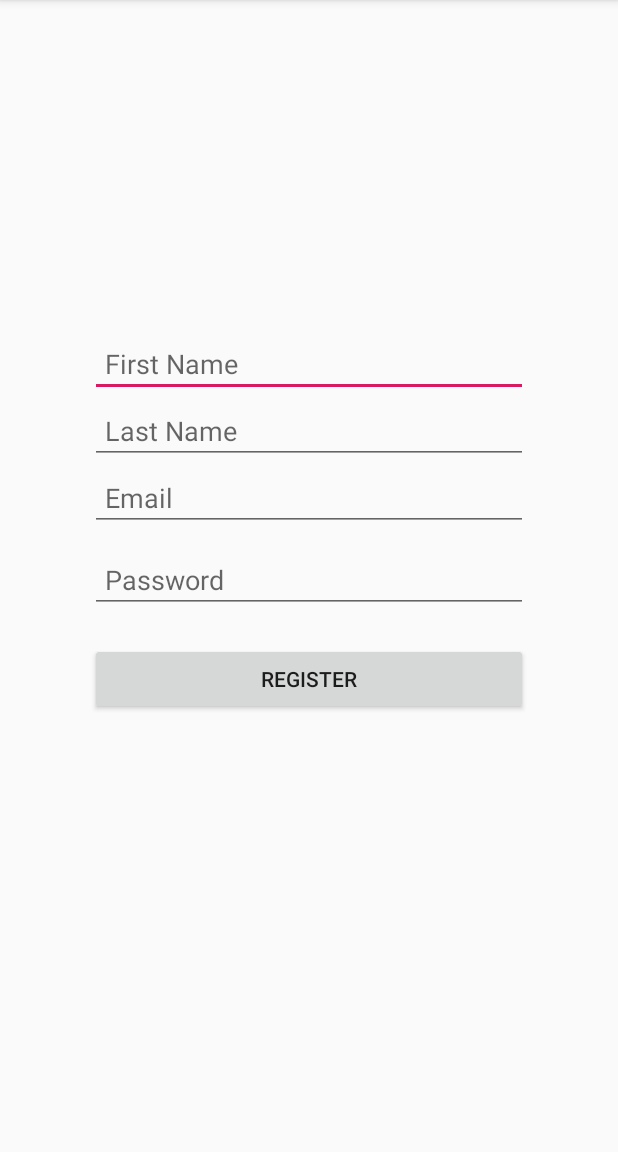
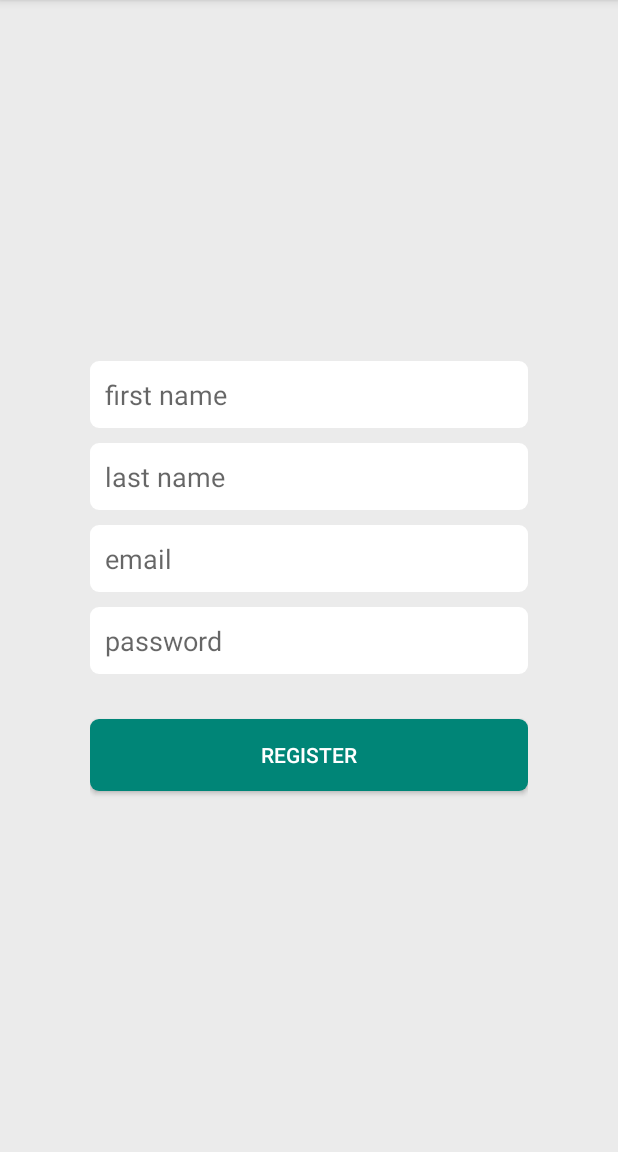
Before and after one commit to pgajbhiye/OrderManagement, an Android app: the screen it shows after launch (MainActivity), on a phone screen of 412 x 824 dp, the part 84-1236 px from its top. Run offline under Robolectric (Android 15) with nearby library versions, the phone set to English and light mode, and no system bars.

Commit message:
minor ui changes

```diff
--- a/app/src/main/res/layout/registration_screen.xml
+++ b/app/src/main/res/layout/registration_screen.xml
@@ -1,22 +1,28 @@
 <?xml version="1.0" encoding="utf-8"?>
 <LinearLayout xmlns:android="http://schemas.android.com/apk/res/android"
-    xmlns:app="http://schemas.android.com/apk/res-auto"
     xmlns:tools="http://schemas.android.com/tools"
     android:layout_width="match_parent"
     android:layout_height="match_parent"
+    android:background="@color/grey"
     android:orientation="vertical"
     android:paddingLeft="60dp"
     android:paddingRight="60dp"
     tools:context=".ui.MainActivity">
 
+    <LinearLayout
+        android:layout_width="match_parent"
+        android:layout_height="match_parent"
+        android:layout_gravity="center_vertical"
+        android:gravity="center_vertical"
+        android:orientation="vertical">
 
         <EditText
             android:id="@+id/firstName"
             android:layout_width="match_parent"
             android:layout_height="wrap_content"
-        android:layout_marginTop="220dp"
+            android:background="@drawable/round_rect"
             android:ems="10"
-        android:hint="First Name"
+            android:hint="first name"
             android:inputType="textPersonName"
             android:padding="10dp" />
 
@@ -24,8 +30,10 @@
             android:id="@+id/lastName"
             android:layout_width="match_parent"
             android:layout_height="wrap_content"
+            android:layout_marginTop="10dp"
+            android:background="@drawable/round_rect"
             android:ems="10"
-        android:hint="Last Name"
+            android:hint="last name"
             android:inputType="textPersonName"
             android:padding="10dp" />
 
@@ -33,8 +41,10 @@
             android:id="@+id/email"
             android:layout_width="match_parent"
             android:layout_height="wrap_content"
+            android:layout_marginTop="10dp"
+            android:background="@drawable/round_rect"
             android:ems="10"
-        android:hint="Email"
+            android:hint="email"
             android:inputType="textEmailAddress"
             android:padding="10dp" />
 
@@ -43,8 +53,9 @@
             android:layout_width="match_parent"
             android:layout_height="wrap_content"
             android:layout_marginTop="10dp"
+            android:background="@drawable/round_rect"
             android:ems="10"
-        android:hint="Password"
+            android:hint="password"
             android:inputType="textPassword"
             android:padding="10dp" />
 
@@ -52,7 +63,11 @@
             android:id="@+id/register"
             android:layout_width="match_parent"
             android:layout_height="wrap_content"
-        android:layout_marginTop="20dp"
-        android:text="Register" />
+            android:layout_marginTop="30dp"
+            android:background="@drawable/round_rect"
+            android:backgroundTint="@color/colorPrimary"
+            android:text="Register"
+            android:textColor="@color/white" />
+    </LinearLayout>
 
 </LinearLayout>
```
Also changed, not shown: app/src/main/res/layout/login_screen.xml (+14 -4 lines), 7 other files. Lines whose indentation alone changed are shown as unchanged.
